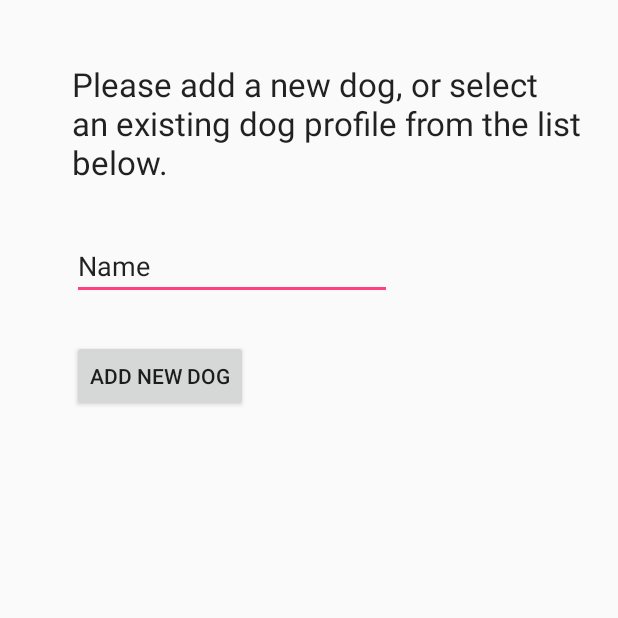
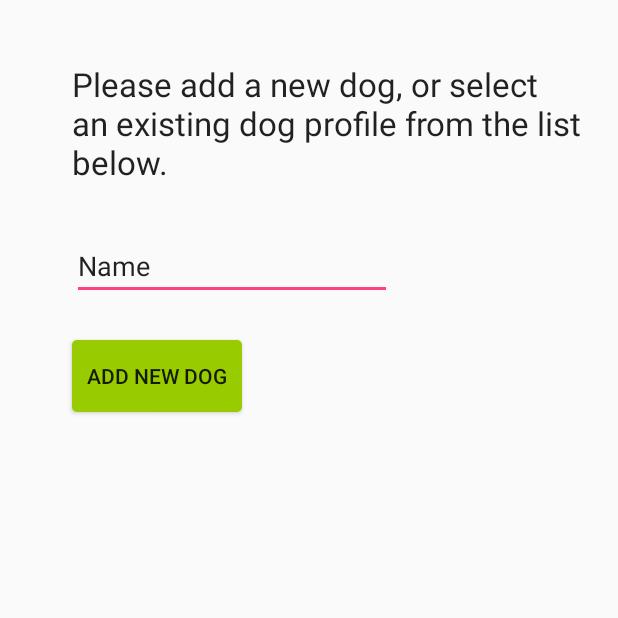
Before and after one commit to SarahFitz/cs683, an Android app: the SelectDogActivity screen opened directly, with no data from a screen before it, on a phone screen of 412 x 824 dp, the top half of it. Run offline under Robolectric (Android 15) with nearby library versions, the phone set to English and light mode, and no system bars.

Commit message:
Updated designs to use new layouts

```diff
--- a/app/src/main/res/layout/activity_select_dog.xml
+++ b/app/src/main/res/layout/activity_select_dog.xml
@@ -9,11 +9,18 @@
     android:paddingTop="@dimen/activity_vertical_margin"
     tools:context=".SelectDogActivity">
 
+    <android.support.design.widget.AppBarLayout
+        android:layout_width="match_parent"
+        android:layout_height="wrap_content"
+        android:theme="@style/AppTheme.AppBarOverlay">
+    </android.support.design.widget.AppBarLayout>
+
     <Button
         android:layout_width="wrap_content"
         android:layout_height="wrap_content"
         android:text="Add New Dog"
         android:id="@+id/addNewDogButton"
+        android:background="@drawable/custom_button_green"
         android:layout_marginLeft="32dp"
         android:layout_marginStart="32dp"
         android:layout_marginTop="104dp"
@@ -36,6 +43,7 @@
         android:layout_width="wrap_content"
         android:layout_height="wrap_content"
         android:text="Select Dog"
+        android:background="@drawable/custom_button_green"
         android:id="@+id/selectDogButton"
         android:layout_marginTop="34dp"
         android:layout_below="@+id/dogSpinner"
@@ -47,6 +55,7 @@
         android:layout_height="wrap_content"
         android:text="Delete Dog"
         android:id="@+id/deleteDogButton"
+        android:background="@drawable/custom_button_pink"
         android:layout_alignBottom="@+id/selectDogButton"
         android:layout_toRightOf="@+id/addNewDogButton"
         android:layout_toEndOf="@+id/addNewDogButton" />
--- a/app/src/main/res/layout/content_launch.xml
+++ b/app/src/main/res/layout/content_launch.xml
@@ -72,7 +72,7 @@
         android:layout_height="wrap_content"
         android:text="@string/buttonLetsGetStarted"
         android:id="@+id/getStarted"
-        android:background="@android:color/holo_green_light"
+        android:background="@drawable/custom_button_green"
         android:paddingLeft="6dp"
         android:paddingRight="6dp"
         tools:targetApi="ice_cream_sandwich"
--- a/app/src/main/res/layout/content_trick_selection.xml
+++ b/app/src/main/res/layout/content_trick_selection.xml
@@ -179,6 +179,6 @@
         android:layout_toEndOf="@+id/trickSelectionGridLayout"
         android:layout_marginLeft="16dp"
         android:layout_marginStart="16dp"
-        style="@style/Base.Widget.AppCompat.Button.Colored" />
+        android:background="@drawable/custom_button_green" />
 
 </RelativeLayout>
--- a/app/src/main/res/layout/content_trick_start.xml
+++ b/app/src/main/res/layout/content_trick_start.xml
@@ -46,7 +46,7 @@
         android:layout_height="wrap_content"
         android:text="@string/buttonStartTraining"
         android:id="@+id/startTrainingButton"
-        android:background="@android:color/holo_green_light"
+        android:background="@drawable/custom_button_green"
         android:paddingEnd="6dp"
         android:paddingStart="6dp"
         android:layout_marginTop="84dp"
--- a/app/src/main/res/layout/fragment_trick.xml
+++ b/app/src/main/res/layout/fragment_trick.xml
@@ -37,7 +37,7 @@
         android:layout_height="wrap_content"
         android:text="@string/skip"
         android:id="@+id/skipButton"
-        style="@style/Base.Widget.AppCompat.Button.Colored"
+        android:background="@drawable/custom_button_pink"
         android:layout_marginTop="75dp"
         android:layout_below="@+id/trickName"
         android:layout_alignRight="@+id/trickName"
@@ -50,7 +50,7 @@
         android:layout_height="wrap_content"
         android:text="@string/next"
         android:id="@+id/nextButton"
-        android:background="@android:color/holo_green_light"
+        android:background="@drawable/custom_button_green"
         android:layout_alignTop="@+id/skipButton"
         android:layout_alignLeft="@+id/trickName"
         android:layout_alignStart="@+id/trickName"
```
